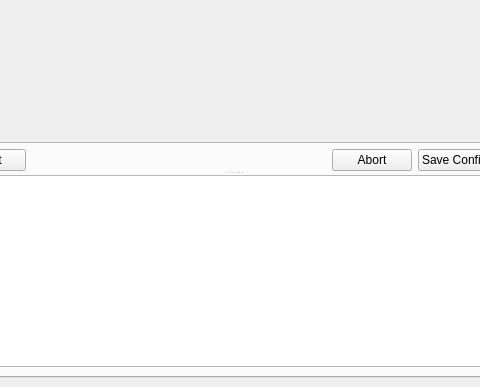
Before: the Qt Designer form DegenPrimerUI.ui in 1383385/DegenPrimerGUI, drawn with Qt 5; both pictures show x 166 to 646 and y 461 to 848 of the 800 by 848 pixel window.
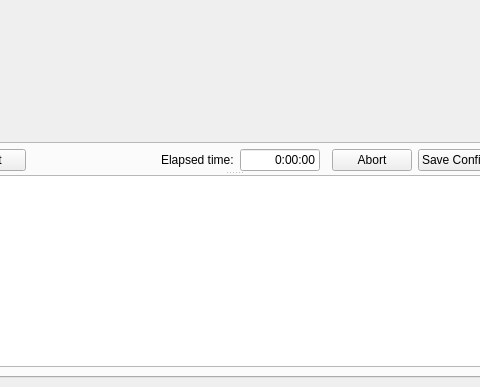
After: the same form once the commit is applied. Icons and pictures are not drawn.

What changed in the file:
```diff
--- a/DegenPrimerUI.ui
+++ b/DegenPrimerUI.ui
@@ -22,7 +22,7 @@
     <item row="0" column="1">
      <widget class="QTabWidget" name="mainTabs">
       <property name="toolTip">
-       <string>&lt;html&gt;&lt;head/&gt;&lt;body&gt;&lt;p&gt;Parameters which are used only in the consequent analysis are &lt;span style=&quot; font-weight:600;&quot;&gt;marked yellow.&lt;/span&gt; These will be reset as soon as you hit 'Run' and &lt;span style=&quot; font-weight:600;&quot;&gt;will not be saved&lt;/span&gt; to the configuration file.&lt;/p&gt;&lt;/body&gt;&lt;/html&gt;</string>
+       <string/>
       </property>
       <property name="currentIndex">
        <number>0</number>
@@ -56,7 +56,41 @@
              <verstretch>1</verstretch>
             </sizepolicy>
            </property>
+           <property name="toolTip">
+            <string/>
+           </property>
            <layout class="QGridLayout" name="gridLayout_2">
+            <item row="1" column="6">
+             <widget class="QLineEdit" name="elapsedTimeLineEdit">
+              <property name="sizePolicy">
+               <sizepolicy hsizetype="Expanding" vsizetype="Fixed">
+                <horstretch>0</horstretch>
+                <verstretch>0</verstretch>
+               </sizepolicy>
+              </property>
+              <property name="minimumSize">
+               <size>
+                <width>80</width>
+                <height>0</height>
+               </size>
+              </property>
+              <property name="toolTip">
+               <string>&lt;html&gt;&lt;head/&gt;&lt;body&gt;&lt;p&gt;Calculation time depends on many parameters, such as primer and target sequences, PCR conditions (especialy annealing temperature), amplicon size and number of mismatches. It may vary from a few seconds to tens of minutes. &lt;/p&gt;&lt;p&gt;&lt;br/&gt;&lt;/p&gt;&lt;p&gt;So be patient.&lt;/p&gt;&lt;/body&gt;&lt;/html&gt;</string>
+              </property>
+              <property name="text">
+               <string>0:00:00</string>
+              </property>
+              <property name="frame">
+               <bool>true</bool>
+              </property>
+              <property name="alignment">
+               <set>Qt::AlignRight|Qt::AlignTrailing|Qt::AlignVCenter</set>
+              </property>
+              <property name="readOnly">
+               <bool>true</bool>
+              </property>
+             </widget>
+            </item>
             <item row="1" column="1">
              <widget class="QPushButton" name="reloadButton">
               <property name="toolTip">
@@ -67,7 +101,7 @@
               </property>
              </widget>
             </item>
-            <item row="1" column="6">
+            <item row="1" column="10">
              <widget class="QPushButton" name="runButton">
               <property name="toolTip">
                <string>&lt;html&gt;&lt;head/&gt;&lt;body&gt;&lt;p&gt;Run the analysis pipeline with the current parameters. This also saves these parameters into a configuration file.&lt;/p&gt;&lt;/body&gt;&lt;/html&gt;</string>
@@ -82,15 +116,18 @@
               <property name="orientation">
                <enum>Qt::Horizontal</enum>
               </property>
+              <property name="sizeType">
+               <enum>QSizePolicy::Expanding</enum>
+              </property>
               <property name="sizeHint" stdset="0">
                <size>
-                <width>37</width>
+                <width>10000</width>
                 <height>17</height>
                </size>
               </property>
              </spacer>
             </item>
-            <item row="0" column="0" colspan="7">
+            <item row="0" column="0" colspan="11">
              <widget class="QScrollArea" name="configScrollArea">
               <property name="sizePolicy">
                <sizepolicy hsizetype="Expanding" vsizetype="Expanding">
@@ -98,6 +135,9 @@
                 <verstretch>0</verstretch>
                </sizepolicy>
               </property>
+              <property name="toolTip">
+               <string>&lt;html&gt;&lt;head/&gt;&lt;body&gt;&lt;p&gt;Parameters which are used only in the consequent analysis are &lt;span style=&quot; font-weight:600;&quot;&gt;marked yellow.&lt;/span&gt; These will be reset as soon as you hit 'Run' and &lt;span style=&quot; font-weight:600;&quot;&gt;will not be saved&lt;/span&gt; to the configuration file.&lt;/p&gt;&lt;/body&gt;&lt;/html&gt;</string>
+              </property>
               <property name="widgetResizable">
                <bool>true</bool>
               </property>
@@ -114,7 +154,7 @@
               </widget>
              </widget>
             </item>
-            <item row="1" column="4">
+            <item row="1" column="8">
              <widget class="QPushButton" name="abortButton">
               <property name="toolTip">
                <string>&lt;html&gt;&lt;head/&gt;&lt;body&gt;&lt;p&gt;Abort current analysis. This operation may take a second or two.&lt;/p&gt;&lt;/body&gt;&lt;/html&gt;</string>
@@ -124,7 +164,7 @@
               </property>
              </widget>
             </item>
-            <item row="1" column="5">
+            <item row="1" column="9">
              <widget class="QPushButton" name="saveButton">
               <property name="toolTip">
                <string>&lt;html&gt;&lt;head/&gt;&lt;body&gt;&lt;p&gt;Save current configuration to a file inside the selected working directory.&lt;/p&gt;&lt;/body&gt;&lt;/html&gt;</string>
@@ -144,6 +184,13 @@
               </property>
              </widget>
             </item>
+            <item row="1" column="5">
+             <widget class="QLabel" name="elapsedTimeLabel">
+              <property name="text">
+               <string>Elapsed time:</string>
+              </property>
+             </widget>
+            </item>
            </layout>
            <zorder>runButton</zorder>
            <zorder>horizontalSpacer</zorder>
@@ -152,10 +199,12 @@
            <zorder>saveButton</zorder>
            <zorder>reloadButton</zorder>
            <zorder>resetButton</zorder>
+           <zorder>elapsedTimeLineEdit</zorder>
+           <zorder>elapsedTimeLabel</zorder>
           </widget>
           <widget class="QPlainTextEdit" name="terminalOutput">
            <property name="sizePolicy">
-            <sizepolicy hsizetype="Expanding" vsizetype="Expanding">
+            <sizepolicy hsizetype="MinimumExpanding" vsizetype="Expanding">
              <horstretch>0</horstretch>
              <verstretch>0</verstretch>
             </sizepolicy>
```
